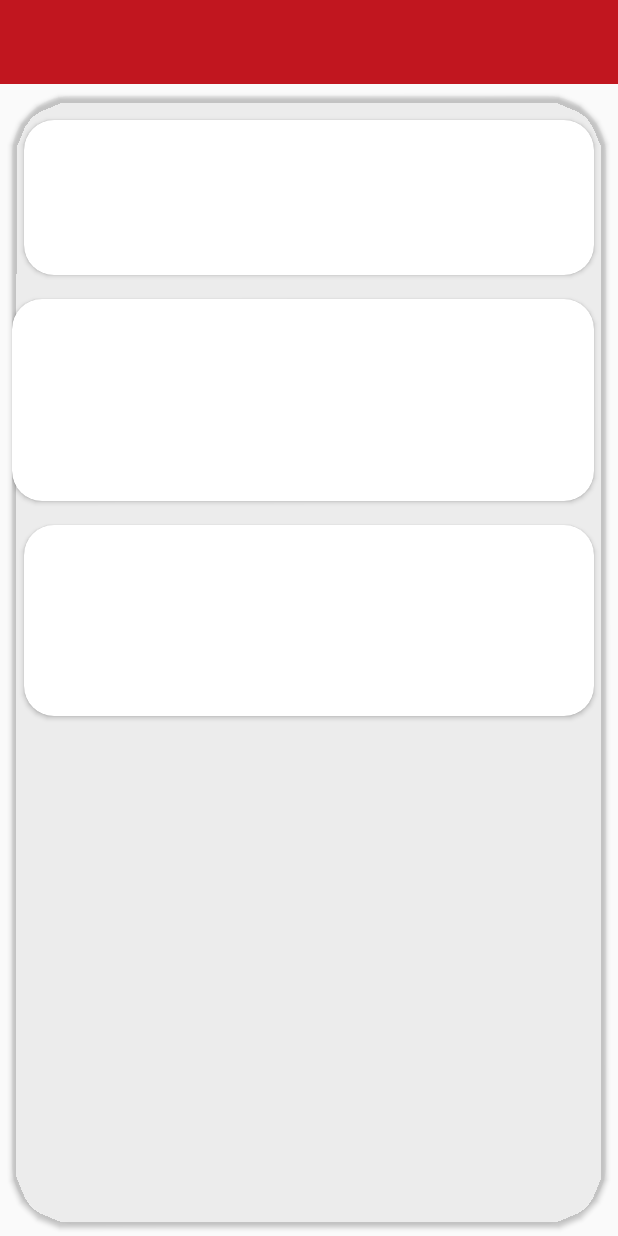
After one commit to sahuvivek1994/Time_pass_mMitra, an Android app: the layout activity_home.xml on its own in the app's theme, with its tools: preview values and no code run, on a phone screen of 412 x 824 dp. The commit adds this screen. Run offline under Robolectric (Android 15) with nearby library versions, the phone set to English and light mode, and no system bars.

```diff
--- a/app/src/main/java/tech/inscripts/ins_armman/mMitra/Forms.kt
+++ b/app/src/main/java/tech/inscripts/ins_armman/mMitra/HomeActivity.kt
@@ -3,10 +3,9 @@ package tech.inscripts.ins_armman.mMitra
 import android.os.Bundle
 import android.support.v7.app.AppCompatActivity
 
-class Forms : AppCompatActivity() {
-
+class HomeActivity : AppCompatActivity() {
     override fun onCreate(savedInstanceState: Bundle?) {
         super.onCreate(savedInstanceState)
-        setContentView(R.layout.login)
+        setContentView(R.layout.activity_home)
     }
 }
--- a/app/src/main/java/tech/inscripts/ins_armman/mMitra/Splash_screen.kt
+++ b/app/src/main/java/tech/inscripts/ins_armman/mMitra/Splash_screen.kt
@@ -3,6 +3,7 @@ package tech.inscripts.ins_armman.mMitra
 import android.content.Intent
 import android.support.v7.app.AppCompatActivity
 import android.os.Bundle
+import tech.inscripts.ins_armman.mMitra.login.Login
 import java.util.*
 import kotlin.concurrent.schedule
 
@@ -14,7 +15,7 @@ class Splash_screen : AppCompatActivity() {
 
         Timer().schedule(5000)
         {
-            startActivity(Intent(this@Splash_screen,Login::class.java))
+            startActivity(Intent(this@Splash_screen, Login::class.java))
         }
 
     }
--- /dev/null
+++ b/app/src/main/res/layout/activity_home.xml
@@ -0,0 +1,75 @@
+<?xml version="1.0" encoding="utf-8"?>
+<android.support.constraint.ConstraintLayout xmlns:android="http://schemas.android.com/apk/res/android"
+                                             xmlns:app="http://schemas.android.com/apk/res-auto" xmlns:tools="http://schemas.android.com/tools"
+                                             android:layout_width="match_parent"
+                                             android:layout_height="match_parent">
+    <include layout="@layout/toolbar" android:id="@+id/include" tools:layout_editor_absoluteY="50dp"
+             tools:layout_editor_absoluteX="16dp"/>
+             tools:layout_editor_absoluteX="-9dp"/>
+    <android.support.v7.widget.CardView
+            android:layout_width="0dp"
+            android:layout_height="0dp"
+            android:layout_marginTop="8dp"
+            app:cardCornerRadius="40dp"
+            app:layout_constraintTop_toBottomOf="@+id/include" android:layout_marginBottom="8dp"
+            app:layout_constraintBottom_toBottomOf="parent" app:layout_constraintStart_toStartOf="parent"
+            android:layout_marginLeft="8dp" android:layout_marginStart="8dp" app:layout_constraintEnd_toEndOf="parent"
+            android:layout_marginEnd="8dp" android:layout_marginRight="8dp" app:layout_constraintHorizontal_bias="0.0"
+            app:layout_constraintVertical_bias="0.0" app:cardBackgroundColor="#07FFFDFD">
+        <android.support.constraint.ConstraintLayout android:layout_width="match_parent"
+                                                     android:layout_height="match_parent"
+                                                     android:background="#075C5757">
+            <android.support.constraint.Guideline
+                    android:orientation="horizontal"
+                    android:layout_width="wrap_content"
+                    android:layout_height="wrap_content"
+                    android:id="@+id/guideline9" app:layout_constraintGuide_percent="0.18"/>
+
+            <android.support.constraint.Guideline
+                    android:orientation="horizontal"
+                    android:layout_width="wrap_content"
+                    android:layout_height="wrap_content"
+                    android:id="@+id/guideline10" app:layout_constraintGuide_percent="0.38"/>
+
+            <android.support.constraint.Guideline
+                    android:orientation="horizontal"
+                    android:layout_width="wrap_content"
+                    android:layout_height="wrap_content"
+                    android:id="@+id/guideline11" app:layout_constraintGuide_percent="0.56"/>
+            <android.support.v7.widget.CardView
+                    android:layout_width="0dp"
+                    android:layout_height="0dp"
+                    app:cardCornerRadius="20dp"
+                    app:layout_constraintBottom_toTopOf="@+id/guideline9"
+                    android:layout_marginTop="16dp" app:layout_constraintTop_toTopOf="parent"
+                    app:layout_constraintStart_toStartOf="parent"
+                    android:layout_marginLeft="8dp" android:layout_marginStart="8dp"
+                    app:layout_constraintEnd_toEndOf="parent" android:layout_marginEnd="8dp"
+                    android:layout_marginRight="8dp" android:id="@+id/cardView3" android:layout_marginBottom="16dp"/>
+
+            <android.support.v7.widget.CardView
+                    android:layout_width="0dp"
+                    android:layout_height="0dp"
+                    app:cardCornerRadius="20dp"
+                    app:layout_constraintStart_toStartOf="parent"
+                    app:layout_constraintEnd_toEndOf="parent" android:layout_marginEnd="8dp"
+                    android:layout_marginRight="8dp"
+                    app:layout_constraintHorizontal_bias="0.277"
+                    android:id="@+id/cardView5"
+                    app:layout_constraintBottom_toTopOf="@+id/guideline10"
+                    app:layout_constraintTop_toBottomOf="@+id/cardView3" android:layout_marginTop="16dp"
+                    android:layout_marginBottom="16dp"/>
+            <android.support.v7.widget.CardView
+                    android:layout_width="0dp"
+                    android:layout_height="0dp"
+                    app:cardCornerRadius="20dp"
+                    app:layout_constraintStart_toStartOf="parent"
+                    android:layout_marginLeft="8dp" android:layout_marginStart="8dp"
+                    app:layout_constraintEnd_toEndOf="parent" android:layout_marginEnd="8dp"
+                    android:layout_marginRight="8dp" android:id="@+id/cardView4"
+                    app:layout_constraintHorizontal_bias="1.0" app:layout_constraintTop_toTopOf="@+id/guideline10"
+                    android:layout_marginBottom="8dp" app:layout_constraintBottom_toTopOf="@+id/guideline11"/>
+        </android.support.constraint.ConstraintLayout>
+    </android.support.v7.widget.CardView>
+
+</android.support.constraint.ConstraintLayout>
--- /dev/null
+++ b/app/src/main/res/layout/toolbar.xml
@@ -0,0 +1,12 @@
+<?xml version="1.0" encoding="utf-8"?>
+<android.support.v7.widget.Toolbar xmlns:android="http://schemas.android.com/apk/res/android"
+    android:id="@+id/toolbar"
+    android:layout_width="match_parent"
+    android:layout_height="?attr/actionBarSize"
+    xmlns:app="http://schemas.android.com/apk/res-auto"
+    android:background="@color/colorPrimary"
+    android:fitsSystemWindows="true"
+    app:titleTextColor="@color/white"
+    app:theme="@style/ToolbarStyle">
+
+</android.support.v7.widget.Toolbar>
--- a/app/src/main/res/values/styles.xml
+++ b/app/src/main/res/values/styles.xml
@@ -16,4 +16,8 @@
         <item name="android:textColorPrimary">#616161</item>
         <item name="android:background">#FFFFFF</item>
     </style>
+    <style name="ToolbarStyle" parent="@style/ThemeOverlay.AppCompat.ActionBar">
+        <!-- Customize color of navigation drawer icon and back arrow -->
+        <item name="colorControlNormal">@color/white</item>
+    </style>
 </resources>
```
Also changed, not shown: app/src/main/AndroidManifest.xml (+14 -6 lines), app/src/main/java/tech/inscripts/ins_armman/mMitra/Login.kt (deleted, +0 -20 lines), app/src/main/java/tech/inscripts/ins_armman/mMitra/login/ILoginView.kt (added, +7 -0 lines), app/src/main/java/tech/inscripts/ins_armman/mMitra/login/Login.kt (added, +34 -0 lines), app/src/main/res/drawable/home_button_cardview_bg.xml (added, +16 -0 lines), app/src/main/res/layout/login.xml (+11 -11 lines), app/src/main/res/layout/splash_screen.xml (+28 -22 lines), app/src/main/res/drawable/mother_child_logo.png (added).
